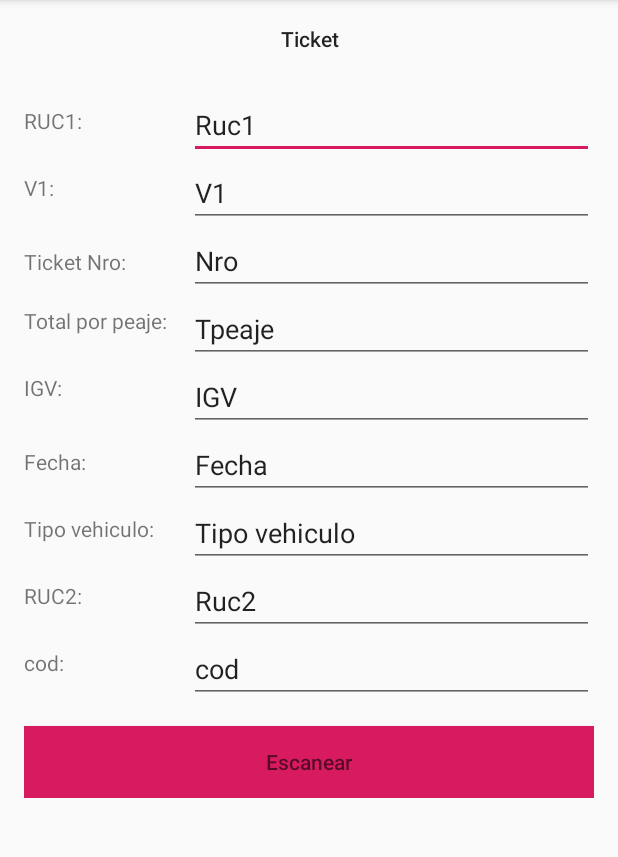
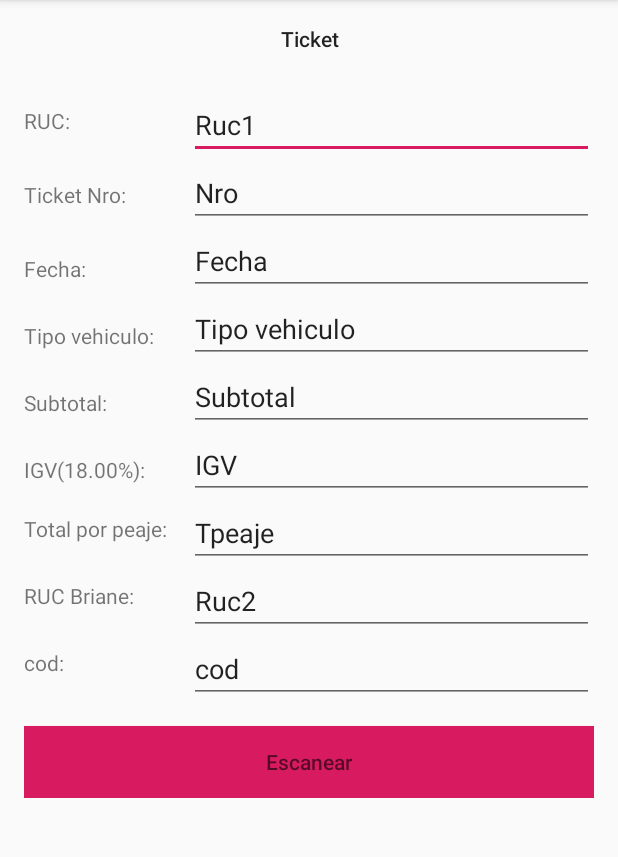
Before and after one commit to pierorado/LectorQr, an Android app: the screen it shows after launch (MainActivity), on a phone screen of 412 x 824 dp, the part 84-941 px from its top. Run offline under Robolectric (Android 15) with nearby library versions, the phone set to English and light mode, and no system bars; libraries missing offline, so code that uses them is left out: me.dm7.barcodescanner.

Commit message:
commit formulario1

```diff
--- a/app/src/main/AndroidManifest.xml
+++ b/app/src/main/AndroidManifest.xml
@@ -1,7 +1,7 @@
 <?xml version="1.0" encoding="utf-8"?>
 <manifest xmlns:android="http://schemas.android.com/apk/res/android"
     package="com.rado.lectorqr">
-
+    <uses-permission android:name="android.permission.INTERNET"/>
     <uses-permission android:name="android.permission.CAMERA" />
 
     <application
--- a/app/src/main/java/com/rado/lectorqr/MainActivity.java
+++ b/app/src/main/java/com/rado/lectorqr/MainActivity.java
@@ -2,8 +2,15 @@ package com.rado.lectorqr;
 
 import androidx.appcompat.app.AlertDialog;
 import androidx.appcompat.app.AppCompatActivity;
+import androidx.core.app.ActivityCompat;
+import androidx.core.content.ContextCompat;
 
+import android.Manifest;
+import android.content.DialogInterface;
 import android.content.Intent;
+import android.content.pm.PackageManager;
+import android.hardware.Camera;
+import android.os.Build;
 import android.os.Bundle;
 import android.util.Log;
 import android.view.View;
@@ -17,14 +24,54 @@ import me.dm7.barcodescanner.zxing.ZXingScannerView;
 
 public class MainActivity extends AppCompatActivity  {
     public ZXingScannerView mScannerView;
-    public TextView txtScanner;
-    public EditText editRuc1,v1,igv,tpeaje,nroticket,tipeaje,fecha,tipovehiculo,ruc2,cod;
-    private Button btnScaner;
+    public Button btnescanner;
+    public EditText editRuc1,v1,igv,tpeaje,nroticket,tipeaje,fecha,tipovehiculo,ruc2,cod,subtotal;
+    private static final int MY_PERMISSIONS_REQUEST_CAMERA = 1 ;
     @Override
     protected void onCreate(Bundle savedInstanceState) {
         super.onCreate(savedInstanceState);
         setContentView(R.layout.activity_main);
+        btnescanner = (Button) findViewById(R.id.btnEscanear);
+
+
+        if (ContextCompat.checkSelfPermission(this,
+                Manifest.permission.CAMERA)
+                != PackageManager.PERMISSION_GRANTED) {
+
+            if (ActivityCompat.shouldShowRequestPermissionRationale(this,
+                    Manifest.permission.CAMERA)) {
+
+            } else {
+
+                ActivityCompat.requestPermissions(this,
+                        new String[]{Manifest.permission.CAMERA},
+                        MY_PERMISSIONS_REQUEST_CAMERA);
+
+            }
+        }
+
+
+
+
     }
+
+    @Override
+    public void onRequestPermissionsResult(int requestCode,String permissions[], int[] grantResults) {
+        switch (requestCode) {
+            case MY_PERMISSIONS_REQUEST_CAMERA: {
+                // If request is cancelled, the result arrays are empty.
+                if (grantResults.length > 0
+                        && grantResults[0] == PackageManager.PERMISSION_GRANTED) {
+
+                } else {
+
+                }
+                return;
+            }
+        }
+    }
+
+
 
     public void btnEscanear(View view){
         mScannerView = new ZXingScannerView(this);
@@ -41,32 +88,41 @@ public class MainActivity extends AppCompatActivity  {
 
             String[] parts = resultString.split("\\|");
             String part1 = parts[0];
-            String part2 = parts[1];
+            String part2 = parts[2];
+            String part3 = parts[3];
+
             String part4 = parts[4];
             String part5 = parts[5];
+            Double doubleigv=Double.parseDouble(part4);
+            Double doubletpeaje=Double.parseDouble(part5);
+
+            Double doublesubtotal=doubletpeaje-doubleigv;
+            String Subtotal=String.valueOf(doublesubtotal);
             String part6 = parts[6];
             String part7 = parts[7];
             String part8 = parts[8];
             String part9 = parts[9];
             setContentView(R.layout.activity_main);
             mScannerView.stopCamera();
-            txtScanner=(TextView) findViewById(R.id.txtRespuesta);
             editRuc1=(EditText)findViewById(R.id.EditRuc1);
-            v1=(EditText)findViewById(R.id.Editv1);
             nroticket=(EditText)findViewById(R.id.EditNro);
             tipeaje=(EditText)findViewById(R.id.EditTpeaje);
             igv=(EditText)findViewById(R.id.EditIgv);
             fecha=(EditText)findViewById(R.id.EditFecha);
             tipovehiculo=(EditText)findViewById(R.id.EditTVehiculo);
+            subtotal=(EditText)findViewById(R.id.EditSubtotal);
             ruc2=(EditText)findViewById(R.id.EditRuc2);
             cod=(EditText)findViewById(R.id.EditCod);
+            nroticket.setText(part2+"-"+part3);
+            editRuc1.setText(part1);
 
-            editRuc1.setText(part1);
-            v1.setText(part2);
+
             igv.setText(part4);
             tipeaje.setText(part5);
+
+            subtotal.setText(Subtotal);
             fecha.setText(part6);
-            tipovehiculo.setText(part7);
+            tipovehiculo.setText("Pesado "+part7+" ejes");
             ruc2.setText(part8);
             cod.setText(part9);
 
--- a/app/src/main/res/layout/activity_main.xml
+++ b/app/src/main/res/layout/activity_main.xml
@@ -38,14 +38,7 @@
                     android:layout_width="match_parent"
                     android:layout_height="wrap_content"
                     android:layout_marginTop="10dp"
-                    android:text="RUC1:" />
-
-                <TextView
-                    android:id="@+id/textView7"
-                    android:layout_width="match_parent"
-                    android:layout_height="wrap_content"
-                    android:layout_marginTop="25dp"
-                    android:text="V1:" />
+                    android:text="RUC:" />
 
                 <TextView
                     android:id="@+id/textView8"
@@ -55,25 +48,12 @@
                     android:text="Ticket Nro:" />
 
                 <TextView
-                    android:id="@+id/textView6"
-                    android:layout_width="match_parent"
-                    android:layout_height="wrap_content"
-                    android:layout_marginTop="20dp"
-                    android:text="Total por peaje:" />
-
-                <TextView
-                    android:id="@+id/textView5"
-                    android:layout_width="match_parent"
-                    android:layout_height="wrap_content"
-                    android:layout_marginTop="25dp"
-                    android:text="IGV:" />
-
-                <TextView
                     android:id="@+id/textView3"
                     android:layout_width="match_parent"
                     android:layout_height="wrap_content"
                     android:layout_marginTop="30dp"
                     android:text="Fecha:" />
+
 
                 <TextView
                     android:id="@+id/textView2"
@@ -83,11 +63,33 @@
                     android:text="Tipo vehiculo:" />
 
                 <TextView
+                    android:id="@+id/textView7"
+                    android:layout_width="match_parent"
+                    android:layout_height="wrap_content"
+                    android:layout_marginTop="25dp"
+                    android:text="Subtotal:" />
+
+                <TextView
+                    android:id="@+id/textView5"
+                    android:layout_width="match_parent"
+                    android:layout_height="wrap_content"
+                    android:layout_marginTop="25dp"
+                    android:text="IGV(18.00%):" />
+
+
+                <TextView
+                    android:id="@+id/textView6"
+                    android:layout_width="match_parent"
+                    android:layout_height="wrap_content"
+                    android:layout_marginTop="20dp"
+                    android:text="Total por peaje:" />
+
+                <TextView
                     android:id="@+id/textView4"
                     android:layout_width="match_parent"
                     android:layout_height="wrap_content"
                     android:layout_marginTop="25dp"
-                    android:text="RUC2:" />
+                    android:text="RUC Briane:" />
 
                 <TextView
                     android:id="@+id/txtRespuesta"
@@ -112,13 +114,7 @@
                     android:inputType="textPersonName"
                     android:text="Ruc1" />
 
-                <EditText
-                    android:id="@+id/Editv1"
-                    android:layout_width="match_parent"
-                    android:layout_height="wrap_content"
-                    android:ems="10"
-                    android:inputType="textPersonName"
-                    android:text="V1" />
+
 
                 <EditText
                     android:id="@+id/EditNro"
@@ -127,14 +123,30 @@
                     android:ems="10"
                     android:inputType="textPersonName"
                     android:text="Nro" />
-
                 <EditText
-                    android:id="@+id/EditTpeaje"
+                    android:id="@+id/EditFecha"
                     android:layout_width="match_parent"
                     android:layout_height="wrap_content"
                     android:ems="10"
                     android:inputType="textPersonName"
-                    android:text="Tpeaje" />
+                    android:text="Fecha" />
+
+
+                <EditText
+                    android:id="@+id/EditTVehiculo"
+                    android:layout_width="match_parent"
+                    android:layout_height="wrap_content"
+                    android:ems="10"
+                    android:inputType="textPersonName"
+                    android:text="Tipo vehiculo" />
+
+                <EditText
+                    android:id="@+id/EditSubtotal"
+                    android:layout_width="match_parent"
+                    android:layout_height="wrap_content"
+                    android:ems="10"
+                    android:inputType="textPersonName"
+                    android:text="Subtotal" />
 
                 <EditText
                     android:id="@+id/EditIgv"
@@ -144,21 +156,14 @@
                     android:inputType="textPersonName"
                     android:text="IGV" />
 
+
                 <EditText
-                    android:id="@+id/EditFecha"
+                    android:id="@+id/EditTpeaje"
                     android:layout_width="match_parent"
                     android:layout_height="wrap_content"
                     android:ems="10"
                     android:inputType="textPersonName"
-                    android:text="Fecha" />
-
-                <EditText
-                    android:id="@+id/EditTVehiculo"
-                    android:layout_width="match_parent"
-                    android:layout_height="wrap_content"
-                    android:ems="10"
-                    android:inputType="textPersonName"
-                    android:text="Tipo vehiculo" />
+                    android:text="Tpeaje" />
 
                 <EditText
                     android:id="@+id/EditRuc2"
@@ -181,7 +186,7 @@
         </LinearLayout>
 
         <Button
-
+            android:id="@+id/btnEscanear"
             android:layout_width="match_parent"
             android:layout_height="wrap_content"
             android:layout_marginTop="15dp"
```
